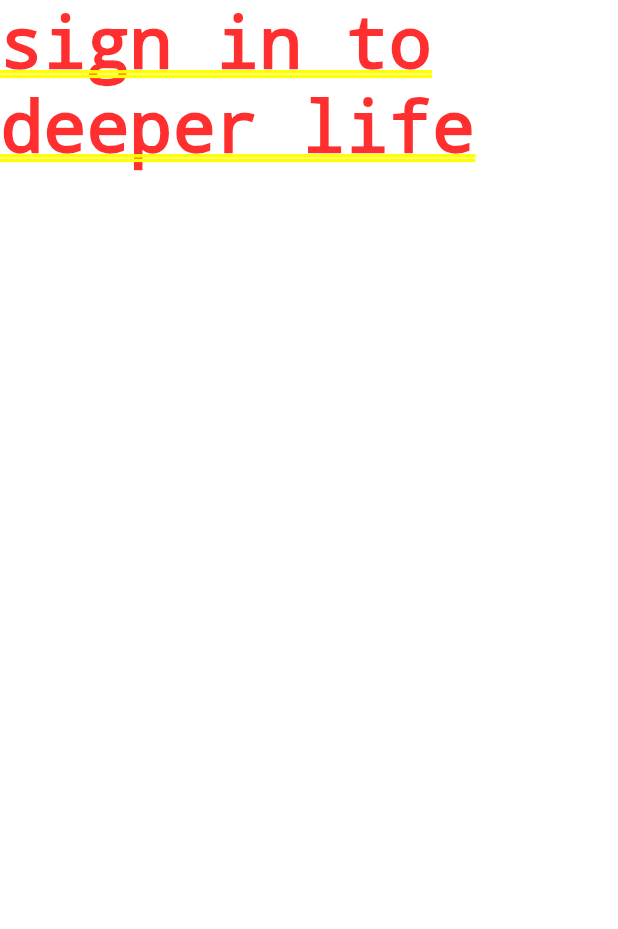
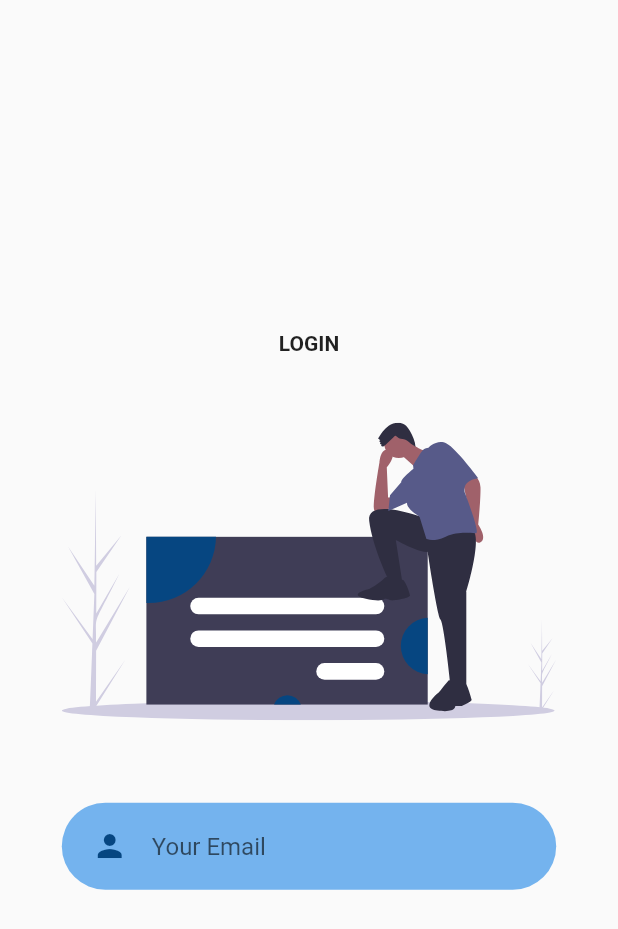
Before and after one commit to edcsu/deeper_life_campus, a Flutter app: the screen it shows after launch, on a phone screen of 412 x 824 dp. Shown: the top 929 px of the screen. Run offline on Flutter 3.47's test engine with Material 2 defaults, Android fonts, the phone set to English and light mode, and no system bars; our stand-ins replace flutter_svg, splashscreen.

Commit message:
style:login scfreen

```diff
--- /dev/null
+++ b/lib/components/rounded_input_field.dart
@@ -0,0 +1,32 @@
+import 'package:deeper_life_campus/components/text_field_container.dart';
+import 'package:deeper_life_campus/constants.dart';
+import 'package:flutter/material.dart';
+
+class RoundedInputField extends StatelessWidget {
+  final String hintText;
+  final IconData icon;
+  final ValueChanged<String> onChanged;
+  const RoundedInputField({
+    Key key,
+    this.hintText,
+    this.icon = Icons.person,
+    this.onChanged,
+  }) : super(key: key);
+
+  @override
+  Widget build(BuildContext context) {
+    return TextFieldContainer(
+      child: TextField(
+        onChanged: onChanged,
+        decoration: InputDecoration(
+          icon: Icon(
+            icon,
+            color: kPrimaryColor,
+          ),
+          hintText: hintText,
+          border: InputBorder.none,
+        ),
+    ),
+    );
+  }
+}
--- /dev/null
+++ b/lib/components/text_field_container.dart
@@ -0,0 +1,24 @@
+import 'package:deeper_life_campus/constants.dart';
+import 'package:flutter/material.dart';
+
+class TextFieldContainer extends StatelessWidget {
+  final Widget child;
+  const TextFieldContainer({
+    Key key, this.child,
+  }) : super(key: key);
+
+  @override
+  Widget build(BuildContext context) {
+    Size size = MediaQuery.of(context).size;
+    return Container(
+      margin: EdgeInsets.symmetric(vertical: 10),
+      padding: EdgeInsets.symmetric( horizontal: 20, vertical: 5),
+      width: size.width * 0.8,
+      decoration: BoxDecoration(
+        color: kPrimaryLightColor,
+        borderRadius: BorderRadius.circular(29)
+      ),
+      child: child,
+    );
+  }
+}
--- a/lib/constants.dart
+++ b/lib/constants.dart
@@ -1,6 +1,6 @@
 import 'package:flutter/material.dart';
 
 const kPrimaryColor = Color(0xFF064681);
-const kPrimaryLightColor = Color.fromARGB(255,66,133,244);
-const kSecondaryColor = Color(0xFF858FD0);
+const kPrimaryLightColor = Color(0xFF74B3EE);
+const kSecondaryColor = Color(0xFF8E9AEC);
 const kTextColor = Color(0xFF505050);
--- a/lib/screens/authenticate/sign_in.dart
+++ b/lib/screens/authenticate/sign_in.dart
@@ -1,5 +1,8 @@
+import 'package:deeper_life_campus/components/rounded_input_field.dart';
+import 'package:deeper_life_campus/constants.dart';
 import 'package:deeper_life_campus/screens/services/auth.dart';
 import 'package:flutter/material.dart';
+import 'package:flutter_svg/flutter_svg.dart';
 
 class SignIn extends StatefulWidget {
   SignIn({Key key}) : super(key: key);
@@ -14,8 +17,37 @@ class _SignInState extends State<SignIn> {
 
   @override
   Widget build(BuildContext context) {
-    return Container(
-       child: Text('sign in to deeper life'),
+    Size size = MediaQuery.of(context).size;
+
+    return Scaffold(
+      body: Container(
+        width: double.infinity,
+        height: size.height,
+        child: Column(
+          mainAxisAlignment: MainAxisAlignment.center,
+          children: <Widget>[
+            Text(
+              "LOGIN",
+              style: TextStyle(
+                fontWeight: FontWeight.bold
+              ),
+            ),
+            Container(
+              width: size.width * 0.8,
+              child: SvgPicture.asset(
+                "assets/images/undraw_sign_in.svg",
+                height: size.height * 0.35,
+              ),
+            ),
+            RoundedInputField(
+              hintText: "Your Email",
+              onChanged: (value) {
+
+              },
+            ),
+          ],
+        ),
+      )
     );
   }
 }
--- a/lib/screens/home/home.dart
+++ b/lib/screens/home/home.dart
@@ -1,7 +1,7 @@
 import 'package:flutter/material.dart';
 
-class home extends StatelessWidget {
-  const home({Key key}) : super(key: key);
+class Home extends StatelessWidget {
+  const Home({Key key}) : super(key: key);
 
   @override
   Widget build(BuildContext context) {
```
Also changed, not shown: assets/images/undraw_sign_in.svg (added).
